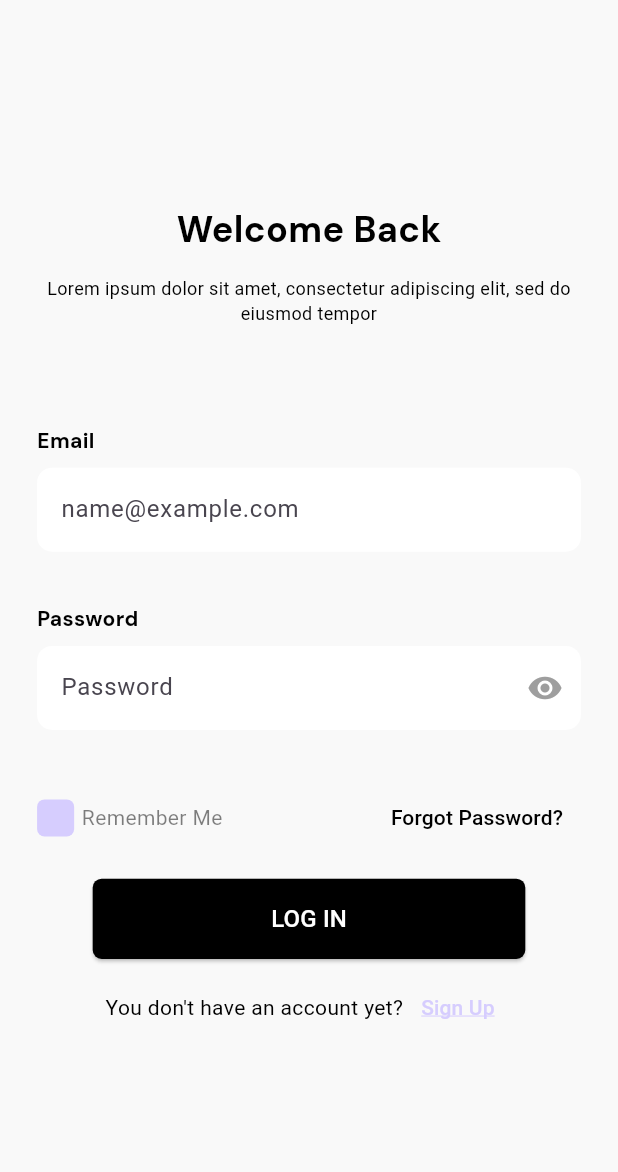
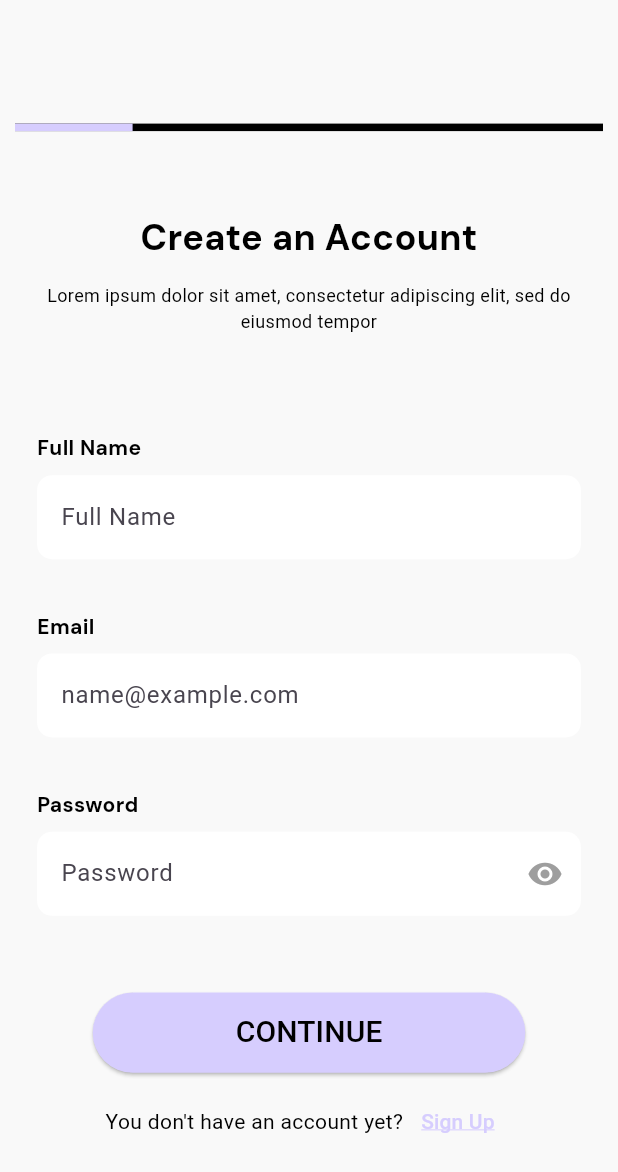
Before and after one commit to algosup/2023-2024-project-5-flutter-team-8, a Flutter app: the screen it shows after launch, on a phone screen of 412 x 824 dp. Shown: the top 1172 px of the screen. Run offline on Flutter 3.47's test engine with Material 3 defaults, Android fonts, the phone set to English and light mode, and no system bars; drawn by our look-alikes of percent_indicator; our stand-ins replace flutter_svg, go_router; project files that could hold a hidden picture were left out.

Commit message:
Start Signup page

```diff
--- a/src/lib/database.dart
+++ b/src/lib/database.dart
@@ -1,11 +1,11 @@
 class User {
+  final String fullName;
   final String email;
   final String password;
 
-  User({required this.email, required this.password});
+  User({required this.fullName, required this.email, required this.password});
 }
 
 List<User> users = [
-  User(email: 'quentin.clement@algosup.com', password: '12345'),
-  // Add other users here
+  User(fullName: 'Quentin Clément', email: 'quentin.clement@algosup.com', password: '12345'),
 ];
--- a/src/lib/login/email_field.dart
+++ /dev/null
@@ -1,56 +0,0 @@
-import 'package:flutter/material.dart';
-
-import 'package:adopte_1_candidat/constants.dart';
-
-class EmailField extends StatelessWidget {
-  final TextEditingController controller;
-  final String? errorText;
-
-  const EmailField({Key? key, required this.controller, this.errorText}) : super(key: key);
-
-  @override
-  Widget build(BuildContext context) {
-    final size = MediaQuery.of(context).size;
-    return Column(
-      crossAxisAlignment: CrossAxisAlignment.start,
-      children: [
-        SizedBox(
-          height: size.height * 0.1,
-          child: TextFormField(
-            controller: controller,
-            keyboardType: TextInputType.emailAddress,
-            decoration: InputDecoration(
-              hintText: 'name@example.com',
-              filled: true,
-              fillColor: Colors.white,
-              border: OutlineInputBorder(
-                borderRadius: BorderRadius.circular(10.0),
-                borderSide: BorderSide.none,
-              ),
-              focusedBorder: OutlineInputBorder(
-                borderRadius: BorderRadius.circular(10.0),
-                borderSide: const BorderSide(color: purpleColor),
-              ),
-              errorBorder: OutlineInputBorder(
-                borderRadius: BorderRadius.circular(10.0),
-                borderSide: const BorderSide(color: Colors.red),
-              ),
-              focusedErrorBorder: OutlineInputBorder(
-                borderRadius: BorderRadius.circular(10.0),
-                borderSide: const BorderSide(color: Colors.red),
-              ),
-              errorText: errorText,
-            ),
-            obscureText: false,
-            validator: (value) {
-              if (value == null || value.isEmpty) {
-                return 'Please enter an email';
-              }
-              return null;
-            },
-          ),
-        ),
-      ],
-    );
-  }
-}
--- a/src/lib/login/login.dart
+++ b/src/lib/login/login.dart
@@ -1,11 +1,10 @@
 import 'package:adopte_1_candidat/database.dart';
+import 'package:adopte_1_candidat/redundancy/text_fields.dart';
 import 'package:flutter/material.dart';
 import 'package:go_router/go_router.dart';
 
 import '../constants.dart';
 import 'package:adopte_1_candidat/login/checkbox.dart';
-import 'package:adopte_1_candidat/login/email_field.dart';
-import 'package:adopte_1_candidat/login/password_field.dart';
 import 'package:adopte_1_candidat/redundancy/rectangle_button.dart';
 
 class Login extends StatefulWidget {
@@ -112,7 +111,7 @@ class _LoginState extends State<Login> {
                                   value: _rememberMe,
                                   onChanged: (value) {
                                     setState(() {
-                                      _rememberMe = value ?? false;
+                                      _rememberMe = value;
                                     });
                                   },
                                 ),
@@ -202,3 +201,56 @@ class _LoginState extends State<Login> {
     );
   }
 }
+
+bool isEmailValid(String email) {
+  for (var user in users) {
+    if (user.email.trim().toLowerCase() == email.trim().toLowerCase()) {
+      return true;
+    }
+  }
+  return false;
+}
+
+bool isPasswordValid(String password) {
+  for (var user in users) {
+    if (user.password == password) {
+      return true;
+    }
+  }
+  return false;
+}
+
+class LoginButton extends BlackRectangleButton {
+  final BuildContext context;
+  final TextEditingController emailController;
+  final TextEditingController passwordController;
+  final GlobalKey<FormState> formKey;
+  final Function(String?) onError;
+
+  LoginButton({
+    super.key,
+    required super.size,
+    required this.context,
+    required this.emailController,
+    required this.passwordController,
+    required this.formKey,
+    required this.onError,
+  }) : super(
+          text: 'Log In',
+          onPressed: () {
+            if (formKey.currentState?.validate() ?? false) {
+              final email = emailController.text;
+              final password = passwordController.text;
+
+              final emailValid = isEmailValid(email);
+              final passwordValid = isPasswordValid(password);
+
+              if (emailValid && passwordValid) {
+                GoRouter.of(context).go('/loading');
+              } else {
+                onError('Email or password is incorrect');
+              }
+            }
+          },
+        );
+}
--- a/src/lib/login/password_field.dart
+++ /dev/null
@@ -1,73 +0,0 @@
-import 'package:flutter/material.dart';
-
-class PasswordField extends StatefulWidget {
-  final TextEditingController controller;
-  final String? errorText;
-
-  const PasswordField({Key? key, required this.controller, this.errorText}) : super(key: key);
-
-  @override
-  _PasswordFieldState createState() => _PasswordFieldState();
-}
-
-class _PasswordFieldState extends State<PasswordField> {
-  bool _obscureText = true;
-
-  @override
-  Widget build(BuildContext context) {
-    final size = MediaQuery.of(context).size;
-    return Column(
-      crossAxisAlignment: CrossAxisAlignment.start,
-      children: [
-        SizedBox(
-          height: size.height * 0.1,
-          child: TextFormField(
-            controller: widget.controller,
-            obscureText: _obscureText,
-            autovalidateMode: AutovalidateMode.onUserInteraction,
-            keyboardType: TextInputType.text,
-            decoration: InputDecoration(
-              hintText: 'Password',
-              filled: true,
-              fillColor: Colors.white,
-              border: OutlineInputBorder(
-                borderRadius: BorderRadius.circular(10.0),
-                borderSide: BorderSide.none,
-              ),
-              focusedBorder: OutlineInputBorder(
-                borderRadius: BorderRadius.circular(10.0),
-                borderSide: const BorderSide(color: Colors.blue),
-              ),
-              errorBorder: OutlineInputBorder(
-                borderRadius: BorderRadius.circular(10.0),
-                borderSide: const BorderSide(color: Colors.red),
-              ),
-              focusedErrorBorder: OutlineInputBorder(
-                borderRadius: BorderRadius.circular(10.0),
-                borderSide: const BorderSide(color: Colors.red),
-              ),
-              errorText: widget.errorText,
-              suffixIcon: GestureDetector(
-                onTap: () {
-                  setState(() {
-                    _obscureText = !_obscureText;
-                  });
-                },
-                child: Icon(
-                  _obscureText ? Icons.visibility : Icons.visibility_off,
-                  color: Colors.grey,
-                ),
-              ),
-            ),
-            validator: (value) {
-              if (value == null || value.isEmpty) {
-                return 'Please enter a password';
-              }
-              return null;
-            },
-          ),
-        ),
-      ],
-    );
-  }
-}
--- a/src/lib/redundancy/rectangle_button.dart
+++ b/src/lib/redundancy/rectangle_button.dart
@@ -1,7 +1,4 @@
 import 'package:flutter/material.dart';
-import 'package:go_router/go_router.dart';
-
-import 'package:adopte_1_candidat/database.dart'; // Ensure this file contains the users list and User class
 
 class RectangleButton extends StatelessWidget {
   final Size size;
@@ -10,12 +7,12 @@ class RectangleButton extends StatelessWidget {
   final VoidCallback onPressed;
 
   const RectangleButton({
-    Key? key,
+    super.key,
     required this.size,
     required this.color,
     required this.text,
     required this.onPressed,
-  }) : super(key: key);
+  });
 
   @override
   Widget build(BuildContext context) {
@@ -71,60 +68,3 @@ class PurpleRectangleButton extends RectangleButton {
           onPressed: onPressed,
         );
 }
-
-bool isEmailValid(String email) {
-  for (var user in users) {
-    if (user.email.trim().toLowerCase() == email.trim().toLowerCase()) {
-      return true;
-    }
-  }
-  return false;
-}
-
-bool isPasswordValid(String password) {
-  for (var user in users) {
-    if (user.password == password) {
-      return true;
-    }
-  }
-  return false;
-}
-
-class LoginButton extends BlackRectangleButton {
-  final BuildContext context;
-  final TextEditingController emailController;
-  final TextEditingController passwordController;
-  final GlobalKey<FormState> formKey;
-  final Function(String?) onError;
-
-  LoginButton({
-    Key? key,
-    required Size size,
-    required this.context,
-    required this.emailController,
-    required this.passwordController,
-    required this.formKey,
-    required this.onError,
-  }) : super(
-          key: key,
-          size: size,
-          text: 'Log In',
-          onPressed: () {
-            if (formKey.currentState?.validate() ?? false) {
-              String email = emailController.text;
-              String password = passwordController.text;
-
-              bool emailValid = isEmailValid(email);
-              bool passwordValid = isPasswordValid(password);
-
-              if (emailValid && passwordValid) {
-                GoRouter.of(context).go('/loading');
-              } else {
-                if (!emailValid && !passwordValid) {
-                  onError('Email or password incorrect');
-                }
-              }
-            }
-          },
-        );
-}
--- a/src/lib/redundancy/round_button.dart
+++ b/src/lib/redundancy/round_button.dart
@@ -0,0 +1,40 @@
+import 'package:flutter/material.dart';
+
+class RoundButton extends StatelessWidget {
+  final Size size;
+  final Color color;
+  final String text;
+  final VoidCallback onPressed;
+
+  const RoundButton({
+    super.key,
+    required this.size,
+    required this.color,
+    required this.text,
+    required this.onPressed,
+  });
+
+  @override
+  Widget build(BuildContext context) {
+    return SizedBox(
+      width: size.width * 0.7,
+      height: size.height * 0.065,
+      child: ElevatedButton(
+        style: ElevatedButton.styleFrom(
+          backgroundColor: color,
+          shape: RoundedRectangleBorder(
+            borderRadius: BorderRadius.circular(70),
+          ),
+        ),
+        onPressed: onPressed,
+        child: Text(
+          text.toUpperCase(),
+          style: const TextStyle(
+            color: Colors.black,
+            fontSize: 20,
+          ),
+        ),
+      ),
+    );
+  }
+}
--- /dev/null
+++ b/src/lib/redundancy/text_fields.dart
@@ -0,0 +1,140 @@
+import 'package:flutter/material.dart';
+import '../constants.dart';
+
+class CustomTextField extends StatelessWidget {
+  final TextEditingController controller;
+  final String hintText;
+  final String? errorText;
+  final bool obscureText;
+  final TextInputType keyboardType;
+  final String? Function(String?)? validator;
+  final Widget? suffixIcon;
+
+  const CustomTextField({
+    Key? key,
+    required this.controller,
+    required this.hintText,
+    this.errorText,
+    this.obscureText = false,
+    this.keyboardType = TextInputType.text,
+    this.validator,
+    this.suffixIcon,
+  }) : super(key: key);
+
+  @override
+  Widget build(BuildContext context) {
+    final size = MediaQuery.of(context).size;
+    return Column(
+      crossAxisAlignment: CrossAxisAlignment.start,
+      children: [
+        SizedBox(
+          height: size.height * 0.1,
+          child: TextFormField(
+            controller: controller,
+            obscureText: obscureText,
+            keyboardType: keyboardType,
+            decoration: InputDecoration(
+              hintText: hintText,
+              filled: true,
+              fillColor: Colors.white,
+              border: OutlineInputBorder(
+                borderRadius: BorderRadius.circular(10.0),
+                borderSide: BorderSide.none,
+              ),
+              focusedBorder: OutlineInputBorder(
+                borderRadius: BorderRadius.circular(10.0),
+                borderSide: const BorderSide(color: purpleColor),
+              ),
+              errorBorder: OutlineInputBorder(
+                borderRadius: BorderRadius.circular(10.0),
+                borderSide: const BorderSide(color: Colors.red),
+              ),
+              focusedErrorBorder: OutlineInputBorder(
+                borderRadius: BorderRadius.circular(10.0),
+                borderSide: const BorderSide(color: Colors.red),
+              ),
+              errorText: errorText,
+              suffixIcon: suffixIcon,
+            ),
+            validator: validator,
+          ),
+        ),
+      ],
+    );
+  }
+}
+
+class FullName extends CustomTextField {
+  FullName({Key? key, required TextEditingController controller, String? errorText})
+      : super(
+          key: key,
+          controller: controller,
+          hintText: 'Full Name',
+          errorText: errorText,
+          keyboardType: TextInputType.text,
+          validator: (value) {
+            if (value == null || value.isEmpty) {
+              return 'Please enter your full name';
+            }
+            return null;
+          },
+        );
+}
+
+class EmailField extends CustomTextField {
+  EmailField({Key? key, required TextEditingController controller, String? errorText})
+      : super(
+          key: key,
+          controller: controller,
+          hintText: 'name@example.com',
+          errorText: errorText,
+          keyboardType: TextInputType.emailAddress,
+          validator: (value) {
+            if (value == null || value.isEmpty) {
+              return 'Please enter an email';
+            }
+            return null;
+          },
+        );
+}
+
+class PasswordField extends StatefulWidget {
+  final TextEditingController controller;
+  final String? errorText;
+
+  const PasswordField({Key? key, required this.controller, this.errorText}) : super(key: key);
+
+  @override
+  _PasswordFieldState createState() => _PasswordFieldState();
+}
+
+class _PasswordFieldState extends State<PasswordField> {
+  bool _obscureText = true;
+
+  @override
+  Widget build(BuildContext context) {
+    return CustomTextField(
+      controller: widget.controller,
+      hintText: 'Password',
+      errorText: widget.errorText,
+      obscureText: _obscureText,
+      validator: (value) {
+        if (value == null || value.isEmpty) {
+          return 'Please enter a password';
+        }
+        return null;
+      },
+      suffixIcon: GestureDetector(
+        onTap: () {
+          setState(() {
+            _obscureText = !_obscureText;
+          });
+        },
+        child: Icon(
+          _obscureText ? Icons.visibility : Icons.visibility_off,
+          color: Colors.grey,
+        ),
+      ),
+    );
+  }
+}
--- a/src/lib/routes.dart
+++ b/src/lib/routes.dart
@@ -3,10 +3,11 @@ import 'package:go_router/go_router.dart';
 import 'package:adopte_1_candidat/loading.dart';
 import 'package:adopte_1_candidat/splash_screen.dart';
 import 'package:adopte_1_candidat/login/login.dart';
+import 'package:adopte_1_candidat/signup/signup.dart';
 
 GoRouter goRouter() {
   return GoRouter(
-    initialLocation: '/login',
+    initialLocation: '/signup',
     routes: <RouteBase>[
       GoRoute(
         path: '/loading',
@@ -23,6 +24,11 @@ GoRouter goRouter() {
         name: 'login',
         builder: (context, state) => const Login(),
       ),
+      GoRoute(
+        path: '/signup',
+        name: 'signup',
+        builder: (context, state) => const Signup(),
+      ),
     ],
   );
 }
--- /dev/null
+++ b/src/lib/signup/signup.dart
@@ -0,0 +1,250 @@
+import 'package:flutter/material.dart';
+import 'package:go_router/go_router.dart';
+import 'package:percent_indicator/percent_indicator.dart';
+
+import '../constants.dart';
+import '../database.dart';
+import '../redundancy/text_fields.dart';
+import '../redundancy/round_button.dart';
+
+class Signup extends StatefulWidget {
+  const Signup({super.key});
+
+  @override
+  _SignupState createState() => _SignupState();
+}
+
+class _SignupState extends State<Signup> {
+  final _formKey = GlobalKey<FormState>();
+  final _fullNameController = TextEditingController();
+  final _emailController = TextEditingController();
+  final _passwordController = TextEditingController();
+  String? _emailPasswordError;
+
+  @override
+  void dispose() {
+    _fullNameController.dispose();
+    _emailController.dispose();
+    _passwordController.dispose();
+    super.dispose();
+  }
+
+  @override
+  Widget build(BuildContext context) {
+    final size = MediaQuery.of(context).size;
+
+    return Scaffold(
+      backgroundColor: backgroundColor,
+      body: Center(
+        child: Column(
+          children: [
+            SizedBox(
+              height: size.height * 0.1,
+            ),
+            LinearPercentIndicator(
+              width: size.width,
+              percent: 0.2,
+              animation: true,
+              backgroundColor: Colors.black,
+              progressColor: purpleColor,
+            ),
+            SizedBox(
+              height: size.height * 0.05,
+            ),
+            Padding(
+              padding: EdgeInsets.symmetric(
+                horizontal: size.width * 0.06,
+              ),
+              child: Form(
+                key: _formKey,
+                child: Column(
+                  children: [
+                    const Text(
+                      'Create an Account',
+                      style: TextStyle(
+                        color: Colors.black,
+                        fontSize: 24,
+                        fontFamily: 'DM Sans',
+                        fontWeight: FontWeight.bold,
+                        height: 2.5,
+                      ),
+                    ),
+                    const Text(
+                      'Lorem ipsum dolor sit amet, consectetur adipiscing elit, sed do eiusmod tempor',
+                      textAlign: TextAlign.center,
+                      style: TextStyle(
+                        color: Colors.black,
+                        fontSize: 12,
+                      ),
+                    ),
+                    SizedBox(
+                      height: size.height * 0.08,
+                    ),
+                    Column(
+                      children: [
+                        Column(
+                          crossAxisAlignment: CrossAxisAlignment.start,
+                          children: [
+                            const Text(
+                              'Full Name',
+                              style: TextStyle(
+                                color: Colors.black,
+                                fontSize: 14,
+                                fontFamily: 'DM Sans',
+                                fontWeight: FontWeight.bold,
+                              ),
+                            ),
+                            Padding(
+                              padding: EdgeInsets.symmetric(
+                                vertical: size.height * 0.01,
+                              ),
+                              child: FullName(controller: _fullNameController, errorText: _emailPasswordError),
+                            ),
+                            const Text(
+                              'Email',
+                              style: TextStyle(
+                                color: Colors.black,
+                                fontSize: 14,
+                                fontFamily: 'DM Sans',
+                                fontWeight: FontWeight.bold,
+                              ),
+                            ),
+                            Padding(
+                              padding: EdgeInsets.symmetric(
+                                vertical: size.height * 0.01,
+                              ),
+                              child: EmailField(controller: _emailController, errorText: _emailPasswordError),
+                            ),
+                            const Text(
+                              'Password',
+                              style: TextStyle(
+                                color: Colors.black,
+                                fontSize: 14,
+                                fontFamily: 'DM Sans',
+                                fontWeight: FontWeight.bold,
+                              ),
+                            ),
+                            Padding(
+                              padding: EdgeInsets.symmetric(
+                                vertical: size.height * 0.01,
+                              ),
+                              child: PasswordField(controller: _passwordController, errorText: _emailPasswordError),
+                            ),
+                            SizedBox(
+                              height: size.height * 0.02,
+                            ),
+                          ],
+                        ),
+                        ContinueButton(
+                          context: context,
+                          fullNameController: _fullNameController,
+                          emailController: _emailController,
+                          passwordController: _passwordController,
+                          formKey: _formKey,
+                          onError: (error) {
+                            setState(() {
+                              _emailPasswordError = error;
+                            });
+                          },
+                          size: size,
+                        ),
+                        SizedBox(
+                          height: size.height * 0.01,
+                        ),
+                        Row(
+                          mainAxisAlignment: MainAxisAlignment.center,
+                          children: [
+                            const Text(
+                              'You don\'t have an account yet?',
+                              style: TextStyle(
+                                color: Colors.black,
+                                fontSize: 14,
+                              ),
+                            ),
+                            TextButton(
+                              onPressed: () {
+                                GoRouter.of(context).go('/signup');
+                              },
+                              style: ButtonStyle(
+                                overlayColor: MaterialStateProperty.all(Colors.transparent), // Remove splash effect
+                              ),
+                              child: const Text(
+                                'Sign Up',
+                                style: TextStyle(
+                                  color: purpleColor,
+                                  decoration: TextDecoration.underline,
+                                  decorationColor: purpleColor,
+                                  fontSize: 14,
+                                ),
+                              ),
+                            ),
+                          ],
+                        ),
+                      ],
+                    ),
+                  ],
+                ),
+              ),
+            ),
+        ],)
+
+      ),
+    );
+  }
+}
+
+
+bool isFullNameValid(String? value) {
+  // Check if the value is not null and not empty
+  return value != null && value.isNotEmpty;
+}
+
+bool isEmailValid(String? value) {
+  // Check if the value is not null, not empty, and contains '@'
+  return value != null && value.isNotEmpty && value.contains('@');
+}
+
+bool isPasswordValid(String? value) {
+  // Check if the value is not null and has a length of at least 6 characters
+  return value != null && value.length >= 6 && value.contains(RegExp(r'[0-9]')) && value.contains(RegExp(r'[a-z]')) && value.contains(RegExp(r'[A-Z]')) && value.contains(RegExp(r'[!@#$%^&*(),.?":{}|<>]'));
+}
+
+// TODO: Implement the error message for all the password cases
+
+class ContinueButton extends RoundButton {
+  final BuildContext context;
+  final TextEditingController fullNameController;
+  final TextEditingController emailController;
+  final TextEditingController passwordController;
+  final GlobalKey<FormState> formKey;
+  final Function(String?) onError;
+
+  ContinueButton({
+    super.key,
+    required super.size,
+    required this.context,
+    required this.fullNameController,
+    required this.emailController,
+    required this.passwordController,
+    required this.formKey,
+    required this.onError,
+  }) : super(
+        color: purpleColor,
+        text: 'Continue',
+        onPressed: () {
+          if (formKey.currentState?.validate() ?? false) {
+            String fullName = fullNameController.text;
+            String email = emailController.text;
+            String password = passwordController.text;
+
+            if (isFullNameValid(fullName) && isEmailValid(email) && isPasswordValid(password)) {
+              users.add(User(fullName: fullName, email: email, password: password));
+              // TODO: Fill with an address
+              GoRouter.of(context).push('/login');
+            } else {
+              onError('Please fill out all fields correctly');
+            }
+          }
+        },
+      );
+}
--- a/src/pubspec.yaml
+++ b/src/pubspec.yaml
@@ -11,6 +11,7 @@ dependencies:
     sdk: flutter
   go_router: ^14.1.2
   flutter_svg: ^1.0.0
+  percent_indicator: ^4.2.2
 
 dev_dependencies:
   flutter_test:
```
Also changed, not shown: src/pubspec.lock.
